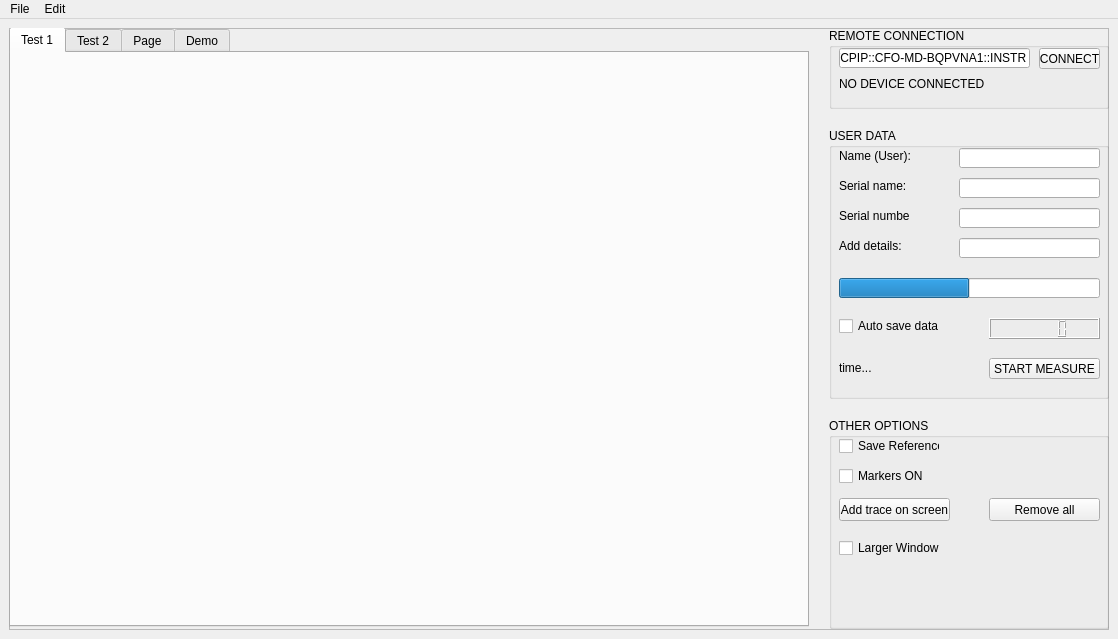
joeldrc/lab-visa-gui, file src/user_gui/user_gui.ui: the form before one commit.
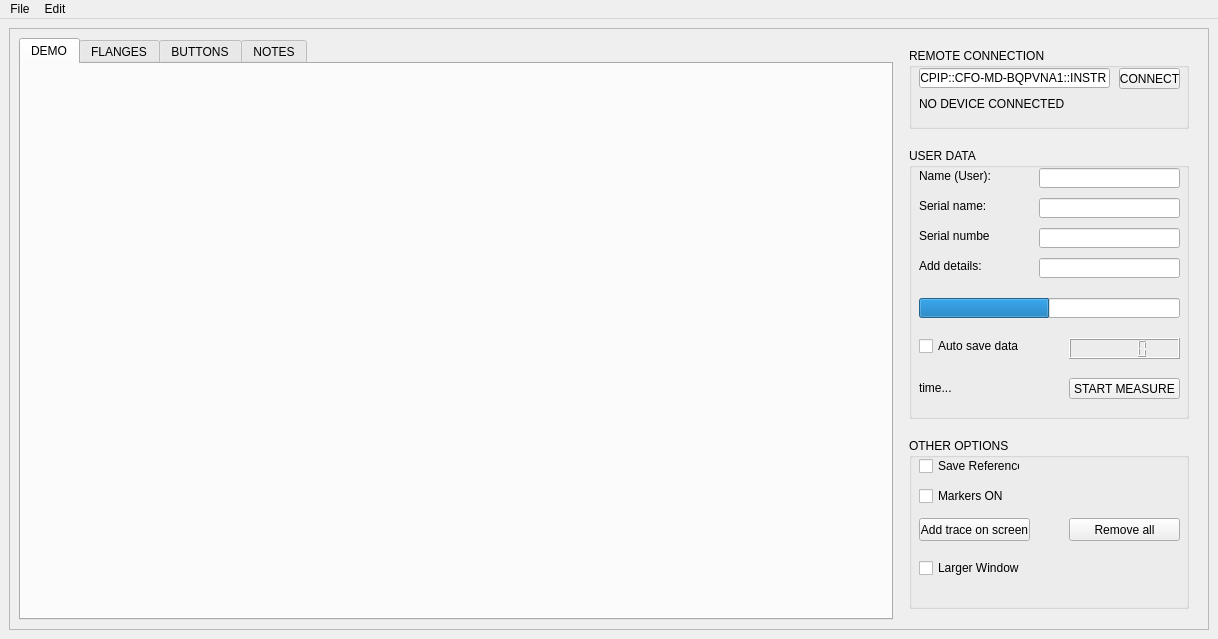
The form after the commit. Icons and pictures are not drawn.

What changed in the file:
```diff
--- a/src/user_gui/user_gui.ui
+++ b/src/user_gui/user_gui.ui
@@ -6,7 +6,7 @@
    <rect>
     <x>0</x>
     <y>0</y>
-    <width>1118</width>
+    <width>1218</width>
     <height>639</height>
    </rect>
   </property>
@@ -23,7 +23,7 @@
      <widget class="QFrame" name="mainFrame">
       <property name="minimumSize">
        <size>
-        <width>1100</width>
+        <width>1200</width>
         <height>600</height>
        </size>
       </property>
@@ -33,77 +33,13 @@
       <property name="frameShadow">
        <enum>QFrame::Raised</enum>
       </property>
-      <widget class="QGroupBox" name="remoteConnectionBox">
-       <property name="geometry">
-        <rect>
-         <x>820</x>
-         <y>0</y>
-         <width>280</width>
-         <height>81</height>
-        </rect>
-       </property>
-       <property name="minimumSize">
-        <size>
-         <width>280</width>
-         <height>0</height>
-        </size>
-       </property>
-       <property name="title">
-        <string>REMOTE CONNECTION</string>
-       </property>
-       <widget class="QLabel" name="remoteConnectionLabel">
-        <property name="geometry">
-         <rect>
-          <x>10</x>
-          <y>45</y>
-          <width>261</width>
-          <height>21</height>
-         </rect>
-        </property>
-        <property name="text">
-         <string>NO DEVICE CONNECTED</string>
-        </property>
-       </widget>
-       <widget class="QLineEdit" name="instrumentAddress">
-        <property name="geometry">
-         <rect>
-          <x>10</x>
-          <y>20</y>
-          <width>191</width>
-          <height>20</height>
-         </rect>
-        </property>
-        <property name="text">
-         <string>TCPIP::CFO-MD-BQPVNA1::INSTR</string>
-        </property>
-       </widget>
-       <widget class="QPushButton" name="connectButton">
-        <property name="geometry">
-         <rect>
-          <x>210</x>
-          <y>20</y>
-          <width>61</width>
-          <height>21</height>
-         </rect>
-        </property>
-        <property name="text">
-         <string>CONNECT</string>
-        </property>
-       </widget>
-      </widget>
+      <layout class="QGridLayout" name="gridLayout_6">
+       <item row="0" column="0">
       <widget class="QTabWidget" name="tabWidget">
-       <property name="geometry">
-        <rect>
-         <x>0</x>
-         <y>-1</y>
-         <width>800</width>
-         <height>600</height>
-        </rect>
-       </property>
        <property name="minimumSize">
         <size>
-         <width>800</width>
-         <height>600</height>
+           <width>0</width>
+           <height>0</height>
         </size>
        </property>
        <property name="currentIndex">
@@ -111,73 +47,143 @@
        </property>
        <widget class="QWidget" name="tab">
         <attribute name="title">
-         <string>Test 1</string>
-        </attribute>
-        <widget class="QWidget" name="verticalLayoutWidget">
-         <property name="geometry">
-          <rect>
-           <x>0</x>
-           <y>0</y>
-           <width>791</width>
-           <height>571</height>
-          </rect>
-         </property>
+           <string>DEMO</string>
+          </attribute>
+          <layout class="QGridLayout" name="gridLayout_2">
+           <item row="0" column="0">
          <layout class="QVBoxLayout" name="plotTest"/>
-        </widget>
+           </item>
+          </layout>
        </widget>
        <widget class="QWidget" name="tab_2">
         <attribute name="title">
-         <string>Test 2</string>
-        </attribute>
-        <widget class="QWidget" name="verticalLayoutWidget_2">
-         <property name="geometry">
-          <rect>
-           <x>0</x>
-           <y>0</y>
-           <width>791</width>
-           <height>571</height>
-          </rect>
-         </property>
+           <string>FLANGES</string>
+          </attribute>
+          <layout class="QGridLayout" name="gridLayout_3">
+           <item row="0" column="0">
          <layout class="QVBoxLayout" name="plotTest_2"/>
-        </widget>
+           </item>
+          </layout>
        </widget>
        <widget class="QWidget" name="tab_4">
         <attribute name="title">
-         <string>Page</string>
-        </attribute>
-        <widget class="QWidget" name="verticalLayoutWidget_3">
-         <property name="geometry">
-          <rect>
-           <x>0</x>
-           <y>0</y>
-           <width>791</width>
-           <height>571</height>
-          </rect>
-         </property>
+           <string>BUTTONS</string>
+          </attribute>
+          <layout class="QGridLayout" name="gridLayout_4">
+           <item row="0" column="0">
          <layout class="QVBoxLayout" name="plotTest_3"/>
-        </widget>
+           </item>
+          </layout>
        </widget>
        <widget class="QWidget" name="tab_3">
         <attribute name="title">
-         <string>Demo</string>
-        </attribute>
-        <widget class="QTextEdit" name="textEdit">
+           <string>NOTES</string>
+          </attribute>
+          <layout class="QGridLayout" name="gridLayout_5">
+           <item row="0" column="0">
+            <widget class="QTextEdit" name="textEdit"/>
+           </item>
+          </layout>
+         </widget>
+        </widget>
+       </item>
+       <item row="0" column="1">
+        <widget class="QWidget" name="widget" native="true">
+         <property name="minimumSize">
+          <size>
+           <width>300</width>
+           <height>0</height>
+          </size>
+         </property>
+         <widget class="QGroupBox" name="otherOptionsBox">
          <property name="geometry">
           <rect>
            <x>10</x>
-           <y>10</y>
-           <width>771</width>
-           <height>551</height>
-          </rect>
-         </property>
-        </widget>
+            <y>400</y>
+            <width>280</width>
+            <height>171</height>
+           </rect>
+          </property>
+          <property name="minimumSize">
+           <size>
+            <width>280</width>
+            <height>0</height>
+           </size>
+          </property>
+          <property name="title">
+           <string>OTHER OPTIONS</string>
+          </property>
+          <widget class="QCheckBox" name="saveReference">
+           <property name="geometry">
+            <rect>
+             <x>10</x>
+             <y>20</y>
+             <width>101</width>
+             <height>16</height>
+            </rect>
+           </property>
+           <property name="text">
+            <string>Save Reference</string>
+           </property>
+          </widget>
+          <widget class="QCheckBox" name="markersOn">
+           <property name="geometry">
+            <rect>
+             <x>10</x>
+             <y>50</y>
+             <width>101</width>
+             <height>16</height>
+            </rect>
+           </property>
+           <property name="text">
+            <string>Markers ON</string>
+           </property>
+          </widget>
+          <widget class="QPushButton" name="addTrace">
+           <property name="geometry">
+            <rect>
+             <x>10</x>
+             <y>80</y>
+             <width>111</width>
+             <height>23</height>
+            </rect>
+           </property>
+           <property name="text">
+            <string>Add trace on screen</string>
+           </property>
+          </widget>
+          <widget class="QPushButton" name="removeTrace">
+           <property name="geometry">
+            <rect>
+             <x>160</x>
+             <y>80</y>
+             <width>111</width>
+             <height>23</height>
+            </rect>
+           </property>
+           <property name="text">
+            <string>Remove all</string>
+           </property>
+          </widget>
+          <widget class="QCheckBox" name="checkBox">
+           <property name="geometry">
+            <rect>
+             <x>10</x>
+             <y>120</y>
+             <width>101</width>
+             <height>20</height>
+            </rect>
+           </property>
+           <property name="text">
+            <string>Larger Window</string>
+           </property>
        </widget>
       </widget>
       <widget class="QGroupBox" name="userDataBox">
        <property name="geometry">
         <rect>
-         <x>820</x>
-         <y>100</y>
+            <x>10</x>
+            <y>110</y>
          <width>280</width>
          <height>271</height>
         </rect>
@@ -349,13 +355,13 @@
         </property>
        </widget>
       </widget>
-      <widget class="QGroupBox" name="otherOptionsBox">
+         <widget class="QGroupBox" name="remoteConnectionBox">
        <property name="geometry">
         <rect>
-         <x>820</x>
-         <y>390</y>
+            <x>10</x>
+            <y>10</y>
          <width>280</width>
-         <height>211</height>
+            <height>81</height>
         </rect>
        </property>
        <property name="minimumSize">
@@ -365,74 +371,51 @@
         </size>
        </property>
        <property name="title">
-        <string>OTHER OPTIONS</string>
-       </property>
-       <widget class="QCheckBox" name="saveReference">
+           <string>REMOTE CONNECTION</string>
+          </property>
+          <widget class="QLabel" name="remoteConnectionLabel">
+           <property name="geometry">
+            <rect>
+             <x>10</x>
+             <y>45</y>
+             <width>261</width>
+             <height>21</height>
+            </rect>
+           </property>
+           <property name="text">
+            <string>NO DEVICE CONNECTED</string>
+           </property>
+          </widget>
+          <widget class="QLineEdit" name="instrumentAddress">
         <property name="geometry">
          <rect>
           <x>10</x>
           <y>20</y>
-          <width>101</width>
-          <height>16</height>
-         </rect>
-        </property>
-        <property name="text">
-         <string>Save Reference</string>
-        </property>
-       </widget>
-       <widget class="QCheckBox" name="markersOn">
-        <property name="geometry">
-         <rect>
-          <x>10</x>
-          <y>50</y>
-          <width>101</width>
-          <height>16</height>
-         </rect>
-        </property>
-        <property name="text">
-         <string>Markers ON</string>
-        </property>
-       </widget>
-       <widget class="QPushButton" name="addTrace">
-        <property name="geometry">
-         <rect>
-          <x>10</x>
-          <y>80</y>
-          <width>111</width>
-          <height>23</height>
-         </rect>
-        </property>
-        <property name="text">
-         <string>Add trace on screen</string>
-        </property>
-       </widget>
-       <widget class="QPushButton" name="removeTrace">
-        <property name="geometry">
-         <rect>
-          <x>160</x>
-          <y>80</y>
-          <width>111</width>
-          <height>23</height>
-         </rect>
-        </property>
-        <property name="text">
-         <string>Remove all</string>
-        </property>
-       </widget>
-       <widget class="QCheckBox" name="checkBox">
-        <property name="geometry">
-         <rect>
-          <x>10</x>
-          <y>120</y>
-          <width>101</width>
+             <width>191</width>
           <height>20</height>
          </rect>
         </property>
         <property name="text">
-         <string>Larger Window</string>
-        </property>
-       </widget>
-      </widget>
+            <string>TCPIP::CFO-MD-BQPVNA1::INSTR</string>
+           </property>
+          </widget>
+          <widget class="QPushButton" name="connectButton">
+           <property name="geometry">
+            <rect>
+             <x>210</x>
+             <y>20</y>
+             <width>61</width>
+             <height>21</height>
+            </rect>
+           </property>
+           <property name="text">
+            <string>CONNECT</string>
+           </property>
+          </widget>
+         </widget>
+        </widget>
+       </item>
+      </layout>
      </widget>
     </item>
    </layout>
@@ -442,7 +425,7 @@
     <rect>
      <x>0</x>
      <y>0</y>
-     <width>1118</width>
+     <width>1218</width>
      <height>21</height>
     </rect>
    </property>
```
Left out of the diff: 13 changed lines with no effect on the pictures. Lines whose indentation alone changed are shown as unchanged.
